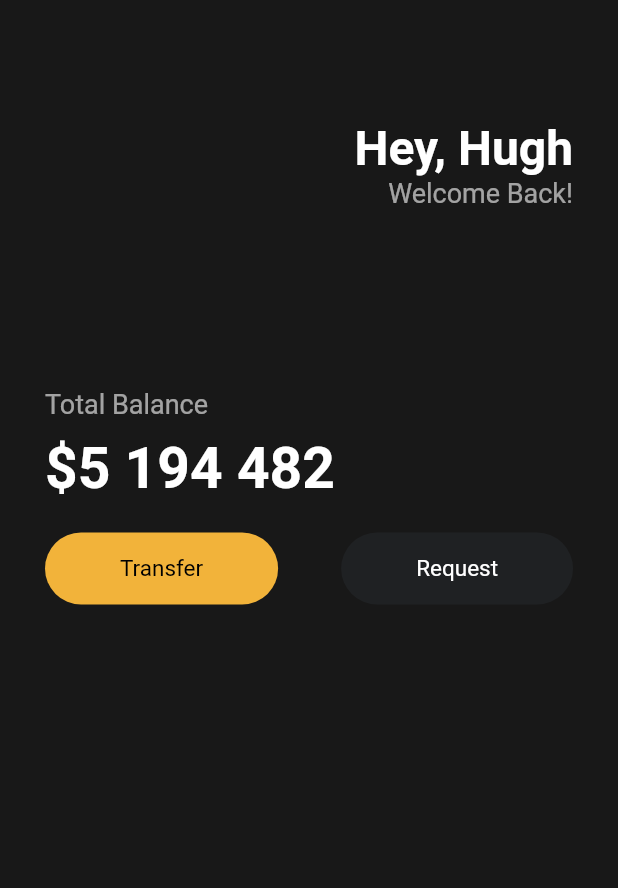
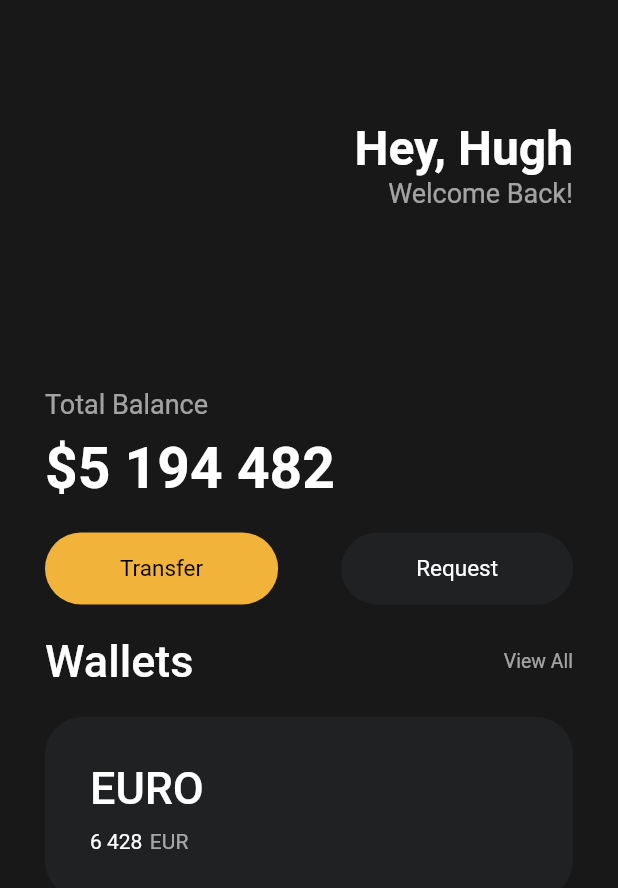
Before and after one commit to royalahn/flutter-starter, a Flutter app: the screen it shows after launch, on a phone screen of 412 x 824 dp. Shown: the top 888 px of the screen. Run offline on Flutter 3.47's test engine with Material 2 defaults, Android fonts, the phone set to English and light mode, and no system bars.

Commit message:
Add card with Container

```diff
--- a/lib/main.dart
+++ b/lib/main.dart
@@ -79,7 +79,82 @@
                       backgroundColor: Color(0xFF1F2123),
                       textColor: Colors.white),
                 ],
-              )
+              ),
+              const SizedBox(
+                height: 20,
+              ),
+              Row(
+                mainAxisAlignment: MainAxisAlignment.spaceBetween,
+                crossAxisAlignment: CrossAxisAlignment.center,
+                children: [
+                  const Text(
+                    'Wallets',
+                    style: TextStyle(
+                      color: Colors.white,
+                      fontSize: 30,
+                      fontWeight: FontWeight.w500,
+                    ),
+                  ),
+                  Text(
+                    'View All',
+                    style: TextStyle(
+                      color: Colors.white.withOpacity(0.6),
+                      fontSize: 13,
+                    ),
+                  ),
+                ],
+              ),
+              const SizedBox(
+                height: 20,
+              ),
+              Container(
+                decoration: BoxDecoration(
+                  color: const Color(0xFF1F2123),
+                  borderRadius: BorderRadius.circular(25),
+                ),
+                child: Padding(
+                  padding: const EdgeInsets.all(30),
+                  child: Row(
+                    children: [
+                      Column(
+                        crossAxisAlignment: CrossAxisAlignment.start,
+                        children: [
+                          const Text(
+                            'EURO',
+                            style: TextStyle(
+                              color: Colors.white,
+                              fontSize: 30,
+                              fontWeight: FontWeight.w500,
+                            ),
+                          ),
+                          const SizedBox(
+                            height: 10,
+                          ),
+                          Row(
+                            children: [
+                              const Text(
+                                '6 428',
+                                style: TextStyle(
+                                  color: Colors.white,
+                                ),
+                              ),
+                              const SizedBox(
+                                width: 5,
+                              ),
+                              Text(
+                                'EUR',
+                                style: TextStyle(
+                                  color: Colors.white.withOpacity(0.6),
+                                ),
+                              ),
+                            ],
+                          ),
+                        ],
+                      ),
+                    ],
+                  ),
+                ),
+              ),
             ],
           )),
     ));
```
